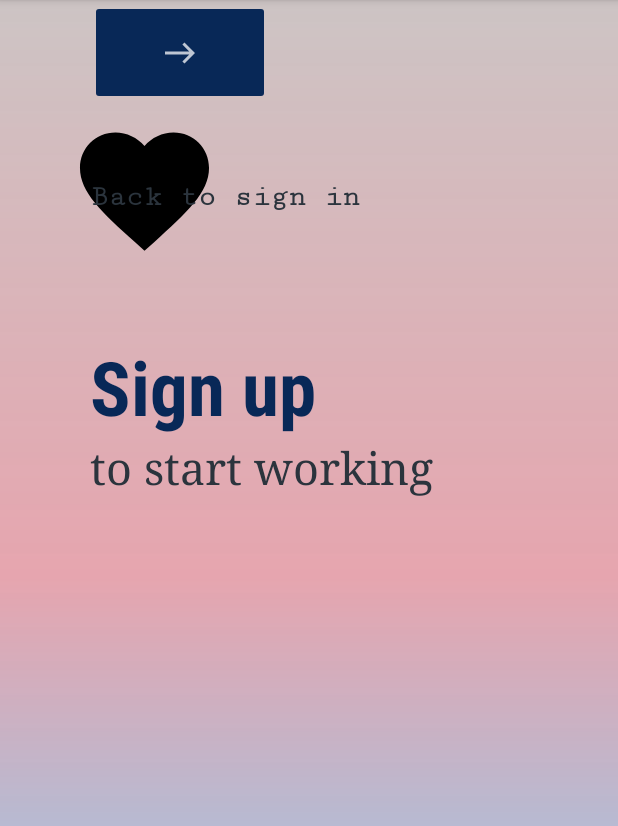
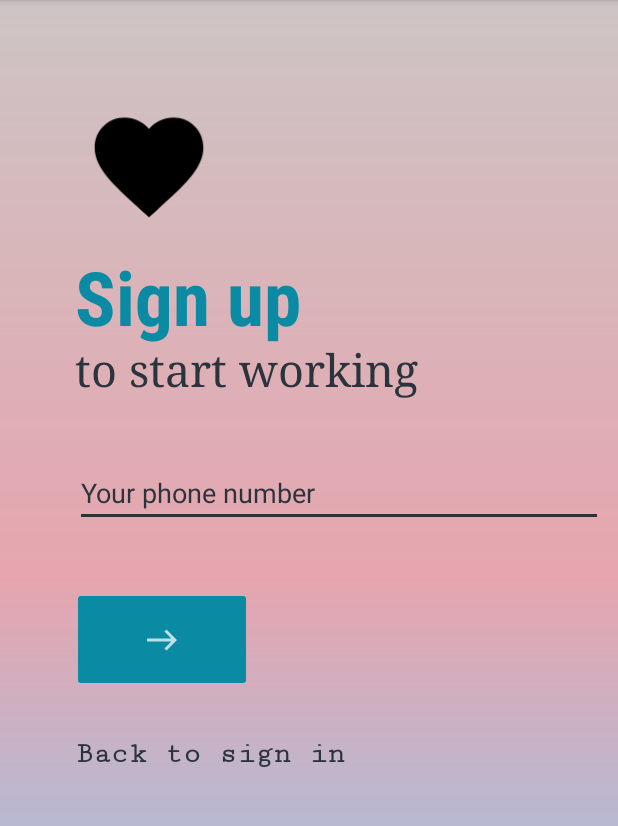
Before and after one commit to Rinanomentsoa/UI_App, an Android app: the screen it shows after launch (SignupActivity), on a phone screen of 412 x 824 dp, the part 84-910 px from its top. Run offline under Robolectric (Android 15) with nearby library versions, the phone set to English and light mode, and no system bars.

Commit message:
Week 7 assessment by Rina

```diff
--- a/app/src/main/AndroidManifest.xml
+++ b/app/src/main/AndroidManifest.xml
@@ -28,7 +28,7 @@
             android:parentActivityName=".SignupActivity">
         </activity>
         <activity
-            android:name=".SigninActivity"
+            android:name=".WelcomeActivity"
             android:exported="true"
             android:parentActivityName=".SignupActivity">
         </activity>
--- a/app/src/main/res/layout/activity_signin.xml
+++ b/app/src/main/res/layout/activity_signin.xml
@@ -20,8 +20,9 @@
             android:layout_marginEnd="160dp"
             android:fontFamily="cursive"
             android:text="Hello, welcome to sign in window"
+            android:gravity="center"
             android:textColor="@color/emeraude"
-            android:textSize="50sp"
+            android:textSize="40sp"
             android:textStyle="bold"
             app:layout_constraintEnd_toEndOf="parent"
             app:layout_constraintStart_toStartOf="parent"
--- a/app/src/main/res/layout/activity_signup.xml
+++ b/app/src/main/res/layout/activity_signup.xml
@@ -11,94 +11,101 @@
     <androidx.constraintlayout.widget.ConstraintLayout
         android:layout_width="match_parent"
         android:layout_height="wrap_content"
-        tools:context=".SignupActivity">
+        tools:context=".SignupActivity"
+        android:orientation="vertical">
 
 
         <ImageView
-            android:id="@+id/imageView4"
-            android:layout_width="178dp"
-            android:layout_height="194dp"
-            android:layout_marginStart="5dp"
-            android:layout_marginTop="30dp"
+            android:id="@+id/imageView"
+            android:layout_width="192dp"
+            android:layout_height="150dp"
+            android:layout_marginStart="50dp"
+            android:layout_marginTop="36dp"
+            android:layout_marginEnd="287dp"
             android:foregroundGravity="left"
-            app:layout_constraintBottom_toTopOf="@+id/signup"
             app:layout_constraintEnd_toEndOf="parent"
-            app:layout_constraintHorizontal_bias="0.008"
+            app:layout_constraintHorizontal_bias="0.398"
             app:layout_constraintStart_toStartOf="parent"
             app:layout_constraintTop_toTopOf="parent"
-            app:layout_constraintVertical_bias="1.0"
             app:srcCompat="@drawable/heart_foreground" />
 
         <TextView
             android:id="@+id/signup"
             android:layout_width="match_parent"
             android:layout_height="0dp"
-            android:layout_marginStart="60dp"
+            android:layout_marginStart="50dp"
+            android:layout_marginTop="128dp"
+            android:layout_marginEnd="100dp"
             android:fontFamily="sans-serif-condensed"
             android:text="Sign up"
             android:textColor="@color/darkblue"
             android:textSize="50sp"
             android:textStyle="bold"
+            app:layout_constraintEnd_toEndOf="parent"
+            app:layout_constraintHorizontal_bias="0.0"
             app:layout_constraintStart_toStartOf="parent"
-            app:layout_constraintTop_toBottomOf="@+id/imageView4"
+            app:layout_constraintTop_toTopOf="@+id/imageView"
             tools:ignore="TextContrastCheck" />
 
         <TextView
             android:id="@+id/signup1"
             android:layout_width="246dp"
             android:layout_height="0dp"
-            android:layout_marginStart="60dp"
+            android:layout_marginStart="50dp"
+            android:layout_marginTop="40dp"
             android:fontFamily="serif"
             android:text="to start working"
             android:textColor="@color/grey"
             android:textSize="30sp"
             app:layout_constraintStart_toStartOf="parent"
-            app:layout_constraintTop_toBottomOf="@+id/signup"
+            app:layout_constraintTop_toBottomOf="@+id/imageView"
             tools:ignore="TextContrastCheck" />
 
         <EditText
             android:id="@+id/phone"
             android:layout_width="match_parent"
             android:layout_height="0dp"
-            android:layout_marginStart="60dp"
+            android:layout_marginStart="50dp"
+            android:layout_marginTop="40dp"
             android:layout_marginEnd="10dp"
-            android:layout_marginBottom="40dp"
             android:autofillHints=""
             android:hint="Your phone number"
             android:inputType="number"
             android:textColorHint="@color/grey"
-            app:layout_constraintBottom_toTopOf="@+id/button"
             app:layout_constraintEnd_toEndOf="parent"
-            app:layout_constraintHorizontal_bias="1.0"
+            app:layout_constraintHorizontal_bias="0.0"
             app:layout_constraintStart_toStartOf="parent"
+            app:layout_constraintTop_toBottomOf="@+id/signup1"
             tools:ignore="TextContrastCheck" />
 
         <ImageButton
             android:id="@+id/button"
             android:layout_width="120dp"
             android:layout_height="70dp"
-            android:layout_marginStart="60dp"
+            android:layout_marginStart="48dp"
+            android:layout_marginTop="40dp"
             android:backgroundTint="@color/darkblue"
             android:onClick="signup"
             android:src="@drawable/ic_east_white_24dp__1_"
             app:layout_constraintStart_toStartOf="parent"
-            tools:layout_editor_absoluteY="493dp" />
+            app:layout_constraintTop_toBottomOf="@+id/phone" />
 
         <TextView
-            android:id="@+id/signup1"
+            android:id="@+id/signin"
             android:layout_width="0dp"
             android:layout_height="wrap_content"
-            android:layout_marginStart="60dp"
-            android:layout_marginTop="50dp"
+            android:layout_marginStart="50dp"
+            android:layout_marginTop="30dp"
             android:fontFamily="serif-monospace"
+            android:onClick="signin"
             android:text="Back to sign in"
             android:textColor="@color/grey"
             android:textSize="20sp"
             android:textStyle="bold"
             app:layout_constraintStart_toStartOf="parent"
             app:layout_constraintTop_toBottomOf="@+id/button"
-            android:onClick="signin"
             tools:ignore="TextContrastCheck" />
+
 
 
     </androidx.constraintlayout.widget.ConstraintLayout>
--- a/app/src/main/res/layout/activity_welcome.xml
+++ b/app/src/main/res/layout/activity_welcome.xml
@@ -12,7 +12,7 @@
         tools:context=".SignupActivity">
 
         <TextView
-            android:id="@+id/intro"
+            android:id="@+id/logo"
             android:layout_width="wrap_content"
             android:layout_height="wrap_content"
             android:layout_marginStart="160dp"
@@ -28,7 +28,7 @@
             app:layout_constraintTop_toTopOf="parent" />
 
         <TextView
-            android:id="@+id/welcome"
+            android:id="@+id/sign_up"
             android:layout_width="wrap_content"
             android:layout_height="wrap_content"
             android:layout_marginStart="160dp"
@@ -41,10 +41,10 @@
             android:textStyle="bold"
             app:layout_constraintEnd_toEndOf="parent"
             app:layout_constraintStart_toStartOf="parent"
-            app:layout_constraintTop_toBottomOf="@+id/intro" />
+            app:layout_constraintTop_toBottomOf="@+id/logo" />
 
         <ImageView
-            android:id="@+id/imageView"
+            android:id="@+id/signup_inf"
             android:layout_width="274dp"
             android:layout_height="265dp"
             android:layout_marginStart="79dp"
@@ -53,7 +53,7 @@
             app:layout_constraintEnd_toEndOf="parent"
             app:layout_constraintHorizontal_bias="0.523"
             app:layout_constraintStart_toStartOf="parent"
-            app:layout_constraintTop_toBottomOf="@+id/welcome"
+            app:layout_constraintTop_toBottomOf="@+id/sign_up"
             tools:srcCompat="@tools:sample/avatars" />
 
         <TextView
@@ -71,7 +71,7 @@
             android:textStyle="bold"
             app:layout_constraintEnd_toEndOf="parent"
             app:layout_constraintStart_toStartOf="parent"
-            app:layout_constraintTop_toBottomOf="@+id/imageView" />
+            app:layout_constraintTop_toBottomOf="@+id/signup_inf" />
 
 
 
--- a/app/src/main/res/values/colors.xml
+++ b/app/src/main/res/values/colors.xml
@@ -13,7 +13,7 @@
     <color name="black">#FF000000</color>
     <color name="white">#FFFFFFFF</color>
     <color name="grey">#2B343D</color>
-    <color name="darkblue">#082857</color>
+    <color name="darkblue">#0A8BA3</color>
     <color name="orangetpn">#77FF6E0D</color>
     <color name="bluetpn">#7900AEFF</color>
     <color name="emeraudet">#5104C58E</color>
```
